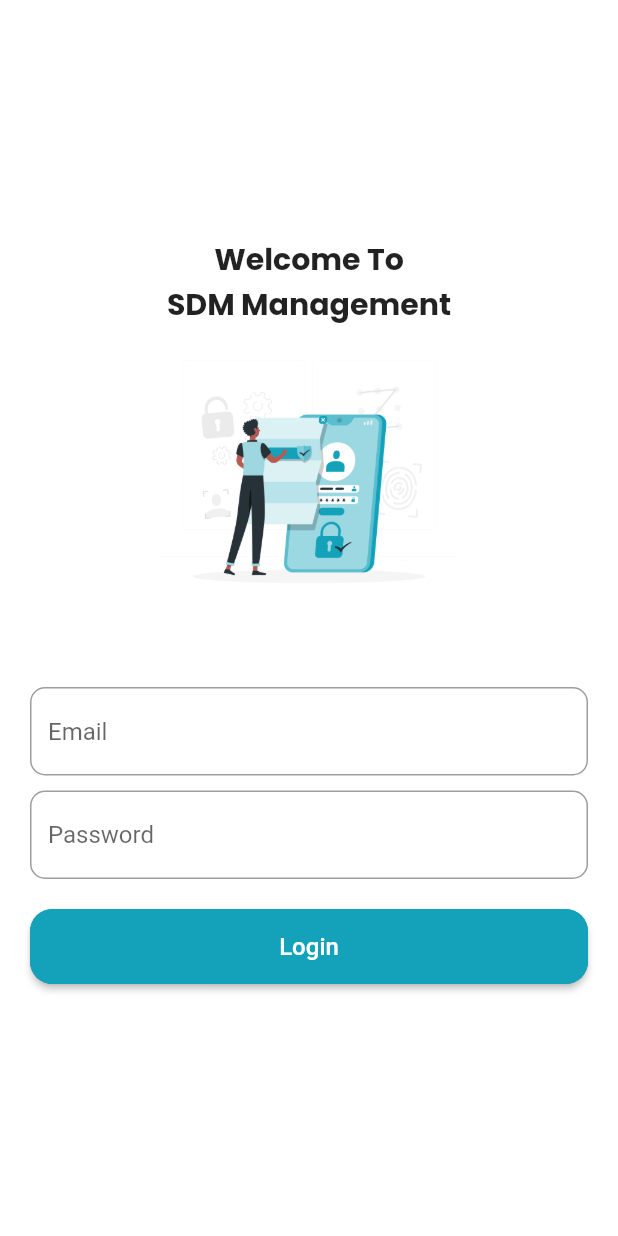
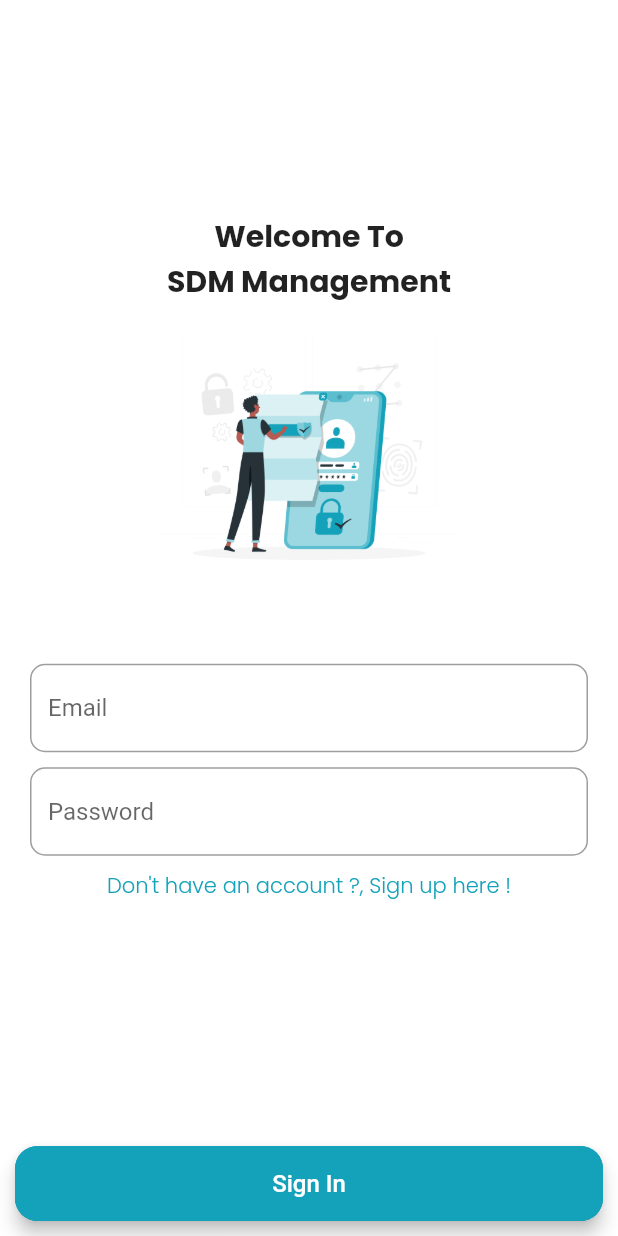
Before and after one commit to mctechnologyofficial/sdmpriok-mobile, a Flutter app: the screen it shows after launch, on a phone screen of 412 x 824 dp. Run offline on Flutter 3.47's test engine with Material 2 defaults, Android fonts, the phone set to English and light mode, and no system bars; our stand-ins replace carousel_slider, flutter_easyloading, flutter_svg, google_fonts, liquid_progress_indicator and 1 more; missing offline and left inert: dart:ffi.

Commit message:
Create Auth Feature

```diff
--- a/lib/dialogs/dialog_menu.dart
+++ b/lib/dialogs/dialog_menu.dart
@@ -1,7 +1,7 @@
 import 'package:flutter/cupertino.dart';
 import 'package:flutter/material.dart';
 import 'package:google_fonts/google_fonts.dart';
-import 'package:sdm_priok/features/view_login.dart';
+import 'package:sdm_priok/features/auth/view_login.dart';
 import 'package:sdm_priok/helpers/colours.dart';
 import 'package:sdm_priok/helpers/data_helper.dart';
 
--- /dev/null
+++ b/lib/features/auth/view_login.dart
@@ -0,0 +1,171 @@
+import 'dart:math';
+
+import 'package:flutter/material.dart';
+import 'package:flutter_easyloading/flutter_easyloading.dart';
+import 'package:google_fonts/google_fonts.dart';
+import 'package:provider/provider.dart';
+import 'package:sdm_priok/features/auth/view_register.dart';
+import 'package:sdm_priok/features/homes/view_home_admin.dart';
+import 'package:sdm_priok/features/homes/view_home_supervisor.dart';
+import 'package:sdm_priok/helpers/colours.dart';
+import 'package:sdm_priok/helpers/data_helper.dart';
+import 'package:sdm_priok/provider/auth_provider.dart';
+import 'package:shared_preferences/shared_preferences.dart';
+
+import '../homes/view_home_operator.dart';
+
+class LoginPage extends StatefulWidget {
+  static String TagLogin = "LoginPage";
+
+  @override
+  State<LoginPage> createState() => _LoginPageState();
+}
+
+class _LoginPageState extends State<LoginPage> {
+  TextEditingController emailController = new TextEditingController();
+  TextEditingController passwordController = new TextEditingController();
+  DataHelper dataHelper = new DataHelper();
+  String? loginEmail = "";
+  bool _isLoading = false;
+
+  void login(BuildContext context) {
+    if (emailController.text.isEmpty || passwordController.text.isEmpty) {
+      EasyLoading.showError('Please fill in all data !');
+    } else {
+      if (!_isLoading) {
+        setState(() {
+          _isLoading = true;
+        });
+        EasyLoading.show(status: 'Loading...');
+        Provider.of<AuthProvider>(context, listen: false)
+            .postLogin(emailController.text, passwordController.text)
+            .then((res) {
+          if (res) {
+            EasyLoading.dismiss();
+            EasyLoading.showSuccess('Welcome !');
+            setState(() {
+              _isLoading = false;
+            });
+            Navigator.of(context).pushAndRemoveUntil(
+                MaterialPageRoute(builder: (context) => HomeAdminPage()),
+                (route) => false);
+          } else {
+            EasyLoading.dismiss();
+            EasyLoading.showError('Incorrect Email Or Password !');
+            setState(() {
+              _isLoading = false;
+            });
+          }
+        });
+      }
+    }
+  }
+
+  @override
+  Widget build(BuildContext context) {
+    final txtTitle = Text(
+      "Welcome To\nSDM Management",
+      textAlign: TextAlign.center,
+      style: GoogleFonts.poppins(
+        fontSize: 20,
+        fontWeight: FontWeight.bold,
+      ),
+    );
+
+    final imgLogo = Hero(
+      tag: "Hero",
+      child: CircleAvatar(
+        backgroundColor: Colors.transparent,
+        radius: 100,
+        child: Image.asset("assets/icons/ic_login.png"),
+      ),
+    );
+
+    final etEmail = TextFormField(
+      keyboardType: TextInputType.emailAddress,
+      autofocus: false,
+      controller: emailController,
+      decoration: InputDecoration(
+        hintText: 'Email',
+        border: OutlineInputBorder(borderRadius: BorderRadius.circular(10)),
+      ),
+    );
+
+    final etPassword = TextFormField(
+      autofocus: false,
+      obscureText: true,
+      controller: passwordController,
+      decoration: InputDecoration(
+        hintText: 'Password',
+        border: OutlineInputBorder(borderRadius: BorderRadius.circular(10)),
+      ),
+    );
+
+    final btnRegister = GestureDetector(
+      onTap: () {
+        Navigator.of(context)
+            .push(MaterialPageRoute(builder: (context) => RegisterPage()));
+      },
+      child: Text(
+        "Don't have an account ?, Sign up here !",
+        textAlign: TextAlign.center,
+        style: GoogleFonts.poppins(
+            fontSize: 14, fontWeight: FontWeight.w300, color: ColorPrimary),
+      ),
+    );
+
+    return Scaffold(
+      backgroundColor: Colors.white,
+      body: Center(
+        child: SingleChildScrollView(
+          child: Padding(
+            padding: EdgeInsets.only(top: 20, left: 20, right: 20, bottom: 100),
+            child: Column(
+              mainAxisAlignment: MainAxisAlignment.center,
+              children: [
+                txtTitle,
+                imgLogo,
+                SizedBox(
+                  height: 40,
+                ),
+                etEmail,
+                SizedBox(
+                  height: 10,
+                ),
+                etPassword,
+                SizedBox(
+                  height: 10,
+                ),
+                btnRegister,
+              ],
+            ),
+          ),
+        ),
+      ),
+      bottomSheet: Container(
+        width: MediaQuery.of(context).size.width,
+        color: ColorWhitePrimary,
+        child: Padding(
+          padding: EdgeInsets.all(10),
+          child: Material(
+            shape:
+                RoundedRectangleBorder(borderRadius: BorderRadius.circular(15)),
+            elevation: 5,
+            color: ColorPrimary,
+            clipBehavior: Clip.antiAlias,
+            child: MaterialButton(
+              minWidth: 200.0,
+              height: 50,
+              color: ColorPrimary,
+              child: Text('Sign In',
+                  style: TextStyle(fontSize: 16.0, color: Colors.white)),
+              onPressed: () {
+                login(context);
+              },
+            ),
+          ),
+        ),
+      ),
+    );
+  }
+}
--- a/lib/features/view_login.dart
+++ /dev/null
@@ -1,131 +0,0 @@
-import 'package:flutter/material.dart';
-import 'package:google_fonts/google_fonts.dart';
-import 'package:sdm_priok/features/homes/view_home_admin.dart';
-import 'package:sdm_priok/features/homes/view_home_supervisor.dart';
-import 'package:sdm_priok/helpers/colours.dart';
-import 'package:sdm_priok/helpers/data_helper.dart';
-import 'package:shared_preferences/shared_preferences.dart';
-
-import 'homes/view_home_operator.dart';
-
-class LoginPage extends StatefulWidget {
-  static String TagLogin = "LoginPage";
-
-  @override
-  State<LoginPage> createState() => _LoginPageState();
-}
-
-class _LoginPageState extends State<LoginPage> {
-  TextEditingController emailController = new TextEditingController();
-  TextEditingController passwordController = new TextEditingController();
-  DataHelper dataHelper = new DataHelper();
-  String? loginEmail = "";
-
-  @override
-  Widget build(BuildContext context) {
-    final txtTitle = Text(
-      "Welcome To\nSDM Management",
-      textAlign: TextAlign.center,
-      style: GoogleFonts.poppins(
-        fontSize: 20,
-        fontWeight: FontWeight.bold,
-      ),
-    );
-
-    final imgLogo = Hero(
-      tag: "Hero",
-      child: CircleAvatar(
-        backgroundColor: Colors.transparent,
-        radius: 100,
-        child: Image.asset("assets/icons/ic_login.png"),
-      ),
-    );
-
-    final etEmail = TextFormField(
-      keyboardType: TextInputType.emailAddress,
-      autofocus: false,
-      controller: emailController,
-      decoration: InputDecoration(
-        hintText: 'Email',
-        border: OutlineInputBorder(borderRadius: BorderRadius.circular(10)),
-      ),
-    );
-
-    final etPassword = TextFormField(
-      autofocus: false,
-      obscureText: true,
-      controller: passwordController,
-      decoration: InputDecoration(
-        hintText: 'Password',
-        border: OutlineInputBorder(borderRadius: BorderRadius.circular(10)),
-      ),
-    );
-
-    final btnLogin = Padding(
-      padding: EdgeInsets.symmetric(vertical: 10),
-      child: Material(
-        shape: RoundedRectangleBorder(borderRadius: BorderRadius.circular(15)),
-        elevation: 2,
-        color: ColorPrimary,
-        clipBehavior: Clip.antiAlias,
-        child: MaterialButton(
-          minWidth: 200.0,
-          height: 50,
-          color: ColorPrimary,
-          child: Text('Login',
-              style: new TextStyle(fontSize: 16.0, color: Colors.white)),
-          onPressed: () {
-            Navigator.of(context)
-                .pushReplacement(MaterialPageRoute(builder: (_) {
-              loginEmail = emailController.text.toString();
-              dataHelper.setIsLoggedIn(true);
-              dataHelper.setLoginName(loginEmail!);
-              if (loginEmail == "admin@gmail.com") {
-                return HomeAdminPage();
-              } else if (loginEmail == "supervisor@gmail.com") {
-                return HomeSupervisorPage();
-              } else if (loginEmail == "operator@gmail.com") {
-                return HomeOperatorPage();
-              } else {
-                return HomeOperatorPage();
-              }
-            }));
-          },
-        ),
-      ),
-    );
-
-    return Scaffold(
-      backgroundColor: Colors.white,
-      body: Center(
-        child: SingleChildScrollView(
-          child: Column(
-            mainAxisAlignment: MainAxisAlignment.center,
-            children: [
-              ListView(
-                shrinkWrap: true,
-                padding: EdgeInsets.all(20),
-                children: <Widget>[
-                  txtTitle,
-                  imgLogo,
-                  SizedBox(
-                    height: 40,
-                  ),
-                  etEmail,
-                  SizedBox(
-                    height: 10,
-                  ),
-                  etPassword,
-                  SizedBox(
-                    height: 10,
-                  ),
-                  btnLogin
-                ],
-              ),
-            ],
-          ),
-        ),
-      ),
-    );
-  }
-}
--- a/lib/features/view_splash_screen.dart
+++ b/lib/features/view_splash_screen.dart
@@ -4,7 +4,7 @@ import 'package:flutter/material.dart';
 import 'package:sdm_priok/features/homes/view_home_admin.dart';
 import 'package:sdm_priok/features/homes/view_home_operator.dart';
 import 'package:sdm_priok/features/homes/view_home_supervisor.dart';
-import 'package:sdm_priok/features/view_login.dart';
+import 'package:sdm_priok/features/auth/view_login.dart';
 import 'package:sdm_priok/helpers/colours.dart';
 import 'package:shared_preferences/shared_preferences.dart';
 
@@ -55,7 +55,7 @@ class _SplashScreenState extends State<SplashScreenPage> {
         } else if (loginEmail == "operator@gmail.com") {
           return HomeOperatorPage();
         } else {
-          return HomeOperatorPage();
+          return HomeAdminPage();
         }
       }));
     });
--- a/lib/main.dart
+++ b/lib/main.dart
@@ -1,9 +1,45 @@
 import 'package:flutter/material.dart';
+import 'package:flutter_easyloading/flutter_easyloading.dart';
+import 'package:provider/provider.dart';
 import 'package:sdm_priok/features/view_splash_screen.dart';
+import 'package:sdm_priok/provider/auth_provider.dart';
 
 void main() {
-  runApp(MaterialApp(
-    debugShowCheckedModeBanner: false,
-    home: SplashScreenPage(),
-  ));
+  runApp(MyApp());
 }
+
+class MyApp extends StatelessWidget {
+  @override
+  Widget build(BuildContext context) {
+    return MultiProvider(
+      providers: [
+        ChangeNotifierProvider(
+          create: (_) => AuthProvider(),
+        )
+      ],
+      child: MaterialApp(
+        debugShowCheckedModeBanner: false,
+        // home: Employee(),
+        home: SplashScreenPage(),
+        builder: EasyLoading.init(),
+      ),
+    );
+  }
+}
+
+// void configLoading() {
+//   EasyLoading.instance
+//     ..displayDuration = const Duration(milliseconds: 2000)
+//     ..indicatorType = EasyLoadingIndicatorType.fadingCircle
+//     ..loadingStyle = EasyLoadingStyle.dark
+//     ..indicatorSize = 45.0
+//     ..radius = 10.0
+//     ..progressColor = Colors.yellow
+//     ..backgroundColor = Colors.green
+//     ..indicatorColor = Colors.yellow
+//     ..textColor = Colors.yellow
+//     ..maskColor = Colors.blue.withOpacity(0.5)
+//     ..userInteractions = true
+//     ..dismissOnTap = false
+//     ..customAnimation = CustomAnimation();
+// }
--- /dev/null
+++ b/lib/models/responses/response_login.dart
@@ -0,0 +1,33 @@
+import 'dart:convert';
+
+ResponseLogin responseLoginFromJson(String str) => ResponseLogin.fromJson(json.decode(str));
+
+String responseLoginToJson(ResponseLogin data) => json.encode(data.toJson());
+
+class ResponseLogin {
+  ResponseLogin({
+    required this.code,
+    required this.status,
+    required this.message,
+    required this.token,
+  });
+
+  int code;
+  bool status;
+  String message;
+  String token;
+
+  factory ResponseLogin.fromJson(Map<String, dynamic> json) => ResponseLogin(
+    code: json["code"],
+    status: json["status"],
+    message: json["message"],
+    token: json["token"],
+  );
+
+  Map<String, dynamic> toJson() => {
+    "code": code,
+    "status": status,
+    "message": message,
+    "token": token,
+  };
+}
--- a/pubspec.yaml
+++ b/pubspec.yaml
@@ -42,6 +42,8 @@ dependencies:
   carousel_slider: ^4.1.1
   shared_preferences: ^2.0.15
   liquid_progress_indicator: ^0.4.0
+  json_annotation: ^4.7.0
+  flutter_easyloading: ^3.0.5
 
 dev_dependencies:
   flutter_test:
```
Also changed, not shown: lib/features/auth/view_register.dart (added, +249 -0 lines), lib/provider/auth_provider.dart (added, +50 -0 lines), assets/icons/ic_register.png (added), pubspec.lock.
